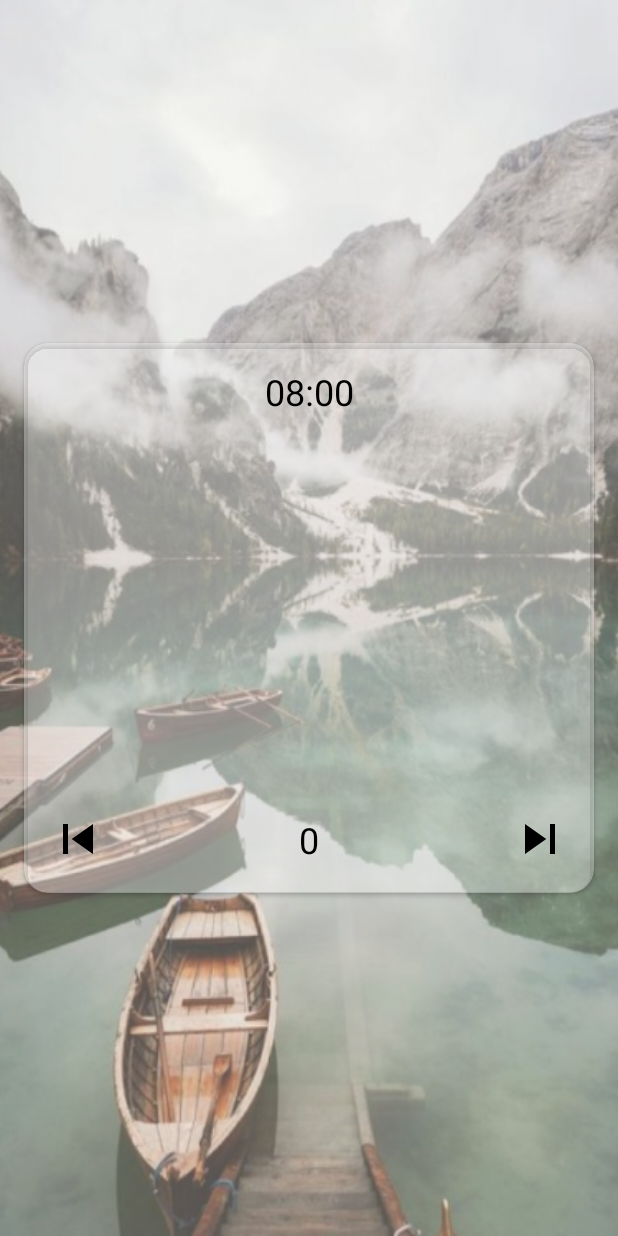
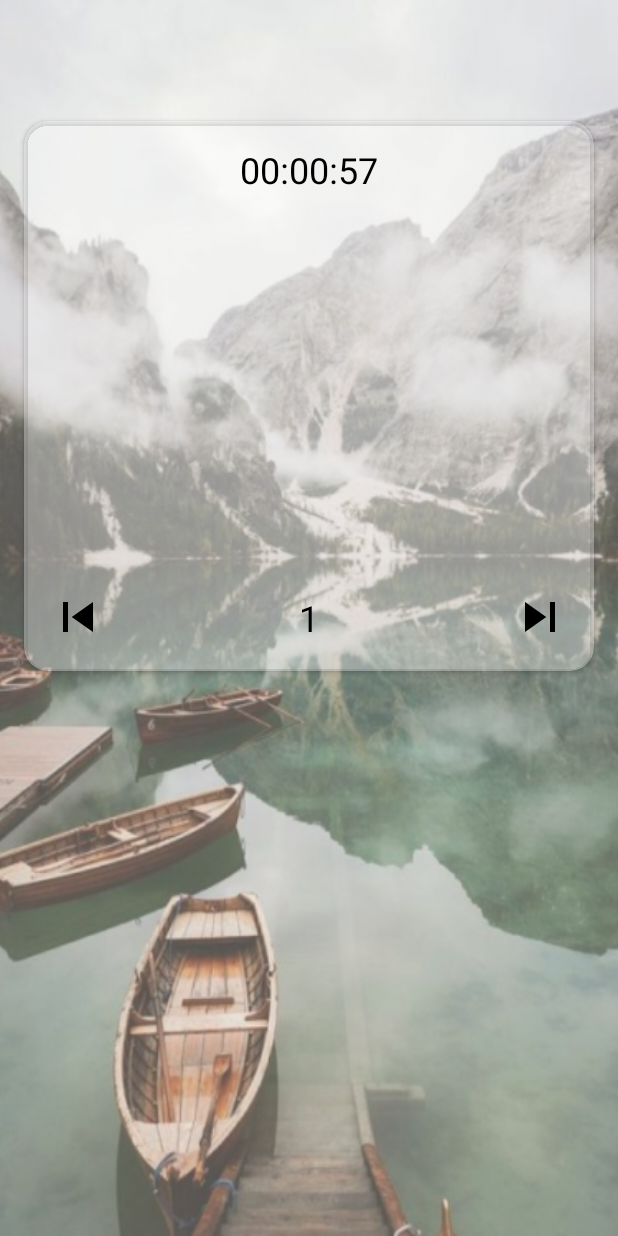
Before and after one commit to Temirbay/TrainingApp, an Android app: the ExerciseDetailsActivity screen opened directly, with no data from a screen before it, on a phone screen of 412 x 824 dp. Run offline under Robolectric (Android 15) with nearby library versions, the phone set to English and light mode, and no system bars; our stand-ins replace ButterKnife; pictures from the network do not load; 4 statements that could not run were skipped.

Commit message:
added tobato timer

```diff
--- a/app/src/main/java/com/example/trainingapp/exercises/ExerciseDetailsActivity.java
+++ b/app/src/main/java/com/example/trainingapp/exercises/ExerciseDetailsActivity.java
@@ -1,7 +1,10 @@
 package com.example.trainingapp.exercises;
 
 import android.os.Bundle;
+import android.os.Handler;
 import android.support.v7.app.AppCompatActivity;
+import android.util.Log;
+import android.view.View;
 import android.widget.ImageView;
 import android.widget.TextView;
 
@@ -9,10 +12,14 @@ import com.bumptech.glide.Glide;
 import com.example.trainingapp.R;
 import com.example.trainingapp.model.Exercise;
 
+import java.util.ArrayList;
+import java.util.Timer;
+import java.util.TimerTask;
+
 import butterknife.BindView;
 import butterknife.ButterKnife;
 
-public class ExerciseDetailsActivity extends AppCompatActivity {
+public class ExerciseDetailsActivity extends AppCompatActivity implements View.OnClickListener {
 
     @BindView(R.id.gif)
     ImageView gif;
@@ -23,18 +30,156 @@ public class ExerciseDetailsActivity extends AppCompatActivity {
     @BindView(R.id.nameLabel)
     TextView name;
 
+    @BindView(R.id.next)
+    ImageView next;
+
+    @BindView(R.id.prev)
+    ImageView prev;
+
+    @BindView(R.id.counter)
+    TextView counter;
+
+    @BindView(R.id.timer)
+    TextView timerView;
+
+
     private Exercise exercise;
+    private ArrayList<Exercise> exercises = new ArrayList<>();
+    private int currentExerciseIndex = 0;
+
+    private int seconds = 0;
+    private Timer timer = new Timer();
 
     @Override
     protected void onCreate(Bundle savedInstanceState) {
         super.onCreate(savedInstanceState);
         setContentView(R.layout.activity_exercise_details);
         ButterKnife.bind(this);
+
+        initListeners();
+        getIntents();
+        initViews();
+    }
+
+
+    private void startTimer() {
+        timer.cancel();
+        timer = new Timer();
+        timer.scheduleAtFixedRate(new TimerTask() {
+            @Override
+            public void run() {
+                runOnUiThread(new Runnable() {
+                    @Override
+                    public void run() {
+                        if (seconds == 0) {
+                            nextExercise();
+                        } else {
+                            seconds -= 1;
+                            timerView.setText(getTimeString());
+                        }
+                    }
+                });
+            }
+        }, 0, 1000);
+    }
+
+    private void finishExercises() {
+
+    }
+
+
+    private String getTimeString(){
+        int hour = seconds / 3600;
+        seconds -= (seconds / 3600 * 3600);
+        int minute =  seconds / 60;
+        int second = seconds % 60;
+        StringBuilder builder = new StringBuilder();
+        if (hour < 10) builder.append("0");
+        builder.append(hour);
+        builder.append(":");
+        if (minute < 10) builder.append("0");
+        builder.append(minute);
+        builder.append(":");
+        if (second < 10) builder.append("0");
+        builder.append(second);
+        return builder.toString();
+    }
+
+
+    private void stopTimer () {
+        timer.cancel();
+    }
+
+    @Override
+    protected void onDestroy() {
+        super.onDestroy();
+        stopTimer();
+    }
+
+    private void getIntents() {
         exercise = (Exercise)getIntent().getExtras().get("exercise");
+        exercises = getIntent().getParcelableArrayListExtra("exercises");
+    }
+
+    private void initViews() {
         if (exercise != null) {
             Glide.with(this).asGif().load(exercise.gif).into(gif);
             body.setText(exercise.body);
             name.setText(exercise.name);
         }
+        currentExerciseIndex = getCurrentExerciseIndex();
+        counter.setText(String.valueOf(currentExerciseIndex+1));
+        startTimer();
+    }
+
+    private void initListeners() {
+        prev.setOnClickListener(this);
+        next.setOnClickListener(this);
+    }
+
+
+    private void nextExercise() {
+        if (currentExerciseIndex == exercises.size()-1)  {
+            finishExercises();
+        }
+        else {
+            seconds = 60;
+            exercise = exercises.get(currentExerciseIndex+1);
+            initViews();
+        }
+    }
+
+
+    private void prevExercise() {
+        if (currentExerciseIndex == 0) {
+            finishExercises();
+        }
+        else {
+            seconds = 60;
+            exercise = exercises.get(currentExerciseIndex-1);
+            initViews();
+        }
+    }
+
+
+    private int getCurrentExerciseIndex() {
+        for (int position = 0; position < exercises.size(); position++) {
+            if (exercises.get(position).equals(exercise))
+                return position;
+        }
+        return 0;
+    }
+
+
+    @Override
+    public void onClick(View v) {
+        switch (v.getId()) {
+            case R.id.prev:
+                prevExercise();
+                break;
+            case R.id.next:
+                nextExercise();
+                break;
+        }
     }
 }
--- a/app/src/main/res/layout/activity_exercise_details.xml
+++ b/app/src/main/res/layout/activity_exercise_details.xml
@@ -27,11 +27,12 @@
         app:cardCornerRadius="16dp"
         app:cardBackgroundColor="#55FFFFFF"
         app:cardElevation="2dp"
-        app:layout_constraintTop_toTopOf="parent"
-        app:layout_constraintBottom_toBottomOf="parent"
+        app:layout_constraintTop_toBottomOf="@id/nameLabel"
         app:layout_constraintStart_toStartOf="parent"
         app:layout_constraintEnd_toEndOf="parent"
-        android:layout_margin="16dp">
+        android:layout_marginTop="16dp"
+        android:layout_marginStart="16dp"
+        android:layout_marginEnd="16dp">
 
         <android.support.constraint.ConstraintLayout
             android:layout_width="match_parent"
@@ -39,7 +40,6 @@
 
             <TextView
                 android:id="@+id/timer"
-                android:text="08:00"
                 android:textColor="@color/textColorDark"
                 android:textSize="24sp"
                 android:layout_margin="16dp"
--- a/app/src/main/res/layout/fragment_home.xml
+++ b/app/src/main/res/layout/fragment_home.xml
@@ -62,7 +62,6 @@
                 android:layout_marginTop="32dp"
                 android:drawableStart="@drawable/ic_timer"
                 android:drawablePadding="4dp"
-                android:text="5 мин"
                 android:textAlignment="center"
                 android:layout_marginLeft="16dp"
                 android:drawableLeft="@drawable/ic_timer" />
@@ -79,7 +78,6 @@
                 android:layout_marginTop="32dp"
                 android:drawableStart="@drawable/ic_fitness_center"
                 android:drawablePadding="4dp"
-                android:text="10 тренировок"
                 android:textAlignment="center"
                 android:layout_marginLeft="16dp"
                 android:drawableLeft="@drawable/ic_fitness_center" />
--- a/app/src/main/res/layout/fragment_register.xml
+++ b/app/src/main/res/layout/fragment_register.xml
@@ -75,7 +75,6 @@
             android:layout_height="match_parent"
             android:hint="@string/name"
             android:paddingTop="8dp"
-            android:inputType="textPassword"
             android:textColor="@color/textColorDark"/>
 
     </android.support.design.widget.TextInputLayout>
--- a/app/src/main/res/layout/fragment_register_program.xml
+++ b/app/src/main/res/layout/fragment_register_program.xml
@@ -51,6 +51,7 @@
 
 
     <LinearLayout
+        android:id="@+id/layoutHard"
         android:layout_width="match_parent"
         android:layout_height="wrap_content"
         android:layout_margin="64dp"
```
Also changed, not shown: app/src/main/AndroidManifest.xml (+6 -4 lines), app/src/main/java/com/example/trainingapp/auth/register/RegisterProgramFragment.java (+9 -7 lines), app/src/main/java/com/example/trainingapp/exercises/ExercisesActivity.java (+15 -2 lines), app/src/main/java/com/example/trainingapp/main/HomeFragment.java (+18 -0 lines), app/src/main/java/com/example/trainingapp/model/Exercise.java (+8 -0 lines), app/src/main/java/com/example/trainingapp/utlis/Constants.java (added, +9 -0 lines).
